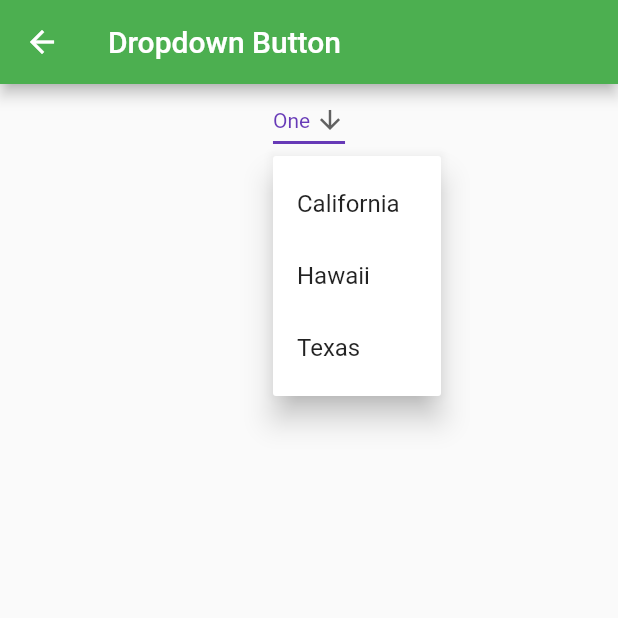
After one commit to kazuao/Flutter_50_questions, a Flutter app: the SampleDropdownAndPopup screen opened directly, after a tap on the "more vert" icon, on a phone screen of 412 x 824 dp, the top half of it. The commit adds this screen. Run offline on Flutter 3.47's test engine with Material 2 defaults, Android fonts, the phone set to English and light mode, and no system bars; our stand-ins replace webview_flutter.

Commit message:
dropdown and popupmenu

```diff
--- /dev/null
+++ b/fifty_questions/lib/DropDownAndPopup/dropdown_popup.dart
@@ -0,0 +1,75 @@
+import 'package:flutter/material.dart';
+
+class SampleDropdownAndPopup extends StatefulWidget {
+  _DropdownState createState() => _DropdownState();
+}
+
+enum WhyFarther { harder, smarter, selfStarter, tradingCharter }
+
+class _DropdownState extends State<SampleDropdownAndPopup> {
+  String dropdownValue = 'One';
+
+  @override
+  Widget build(BuildContext context) {
+    return Scaffold(
+      appBar: AppBar(title: const Text('Dropdown Button')),
+      body: Center(
+        child: Column(
+          children: [
+            dropdownButton(),
+            popupButton(),
+            Text(this._selectedValue),
+          ],
+        ),
+      ),
+    );
+  }
+
+  DropdownButton dropdownButton() {
+    return DropdownButton<String>(
+        value: dropdownValue,
+        icon: const Icon(Icons.arrow_downward),
+        iconSize: 20,
+        elevation: 16,
+        style: const TextStyle(
+          color: Colors.deepPurple,
+        ),
+        underline: Container(
+          height: 2,
+          color: Colors.deepPurple,
+        ),
+        onChanged: (String? newValue) {
+          setState(() {
+            dropdownValue = newValue!;
+          });
+        },
+        items: <String>['One', 'Two', 'Free', 'Four']
+            .map<DropdownMenuItem<String>>((String value) {
+          return DropdownMenuItem(
+            value: value,
+            child: Text(value),
+          );
+        }).toList());
+  }
+
+  var _usStates = ["California", "Hawaii", "Texas"];
+  var _selectedValue = '';
+  PopupMenuButton popupButton() {
+    return PopupMenuButton<String>(
+      initialValue: _selectedValue,
+      onSelected: (String s) {
+        setState(() {
+          _selectedValue = s;
+        });
+      },
+      itemBuilder: (BuildContext context) {
+        return _usStates.map((String s) {
+          return PopupMenuItem(
+            child: Text(s),
+            value: s,
+          );
+        }).toList();
+      },
+    );
+  }
+}
--- a/fifty_questions/lib/main.dart
+++ b/fifty_questions/lib/main.dart
@@ -7,6 +7,7 @@ import '6/SixthQuestion.dart';
 import 'Alert/alert_dialog.dart';
 import 'WebView/web_view.dart';
 import 'TextField/text_field.dart';
+import 'DropDownAndPopup/dropdown_popup.dart';
 
 void main() {
   runApp(MyApp());
@@ -41,6 +42,8 @@ class BodyApp extends StatelessWidget {
             elevatedButtonType(context, 'Alert Dialog', ShowAlertDialog()),
             elevatedButtonType(context, 'Web View', WebViewExample()),
             elevatedButtonType(context, 'Sample Text Field', SampleTextField()),
+            elevatedButtonType(
+                context, 'Sample Dropdown And Popup', SampleDropdownAndPopup()),
           ],
         ),
       ),
```
